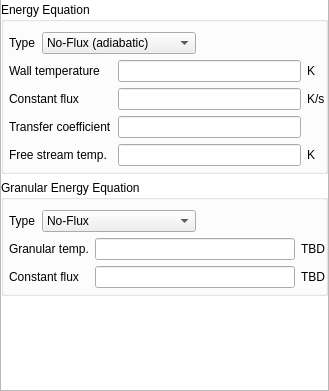
The window that mfixgui/uifiles/boundary_conditions.ui (truongd8593/mfix) describes before a commit, drawn with Qt 5; both pictures show x 0 to 329 and y 470 to 861 of the 329 by 861 pixel window.
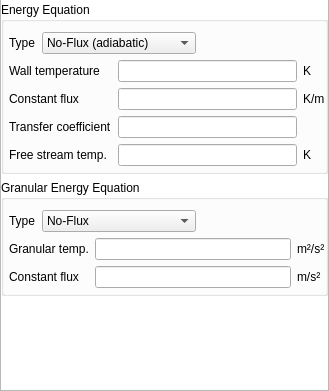
The same window after the commit. The open tabs and pages were chosen to show the change. Custom widgets are drawn as their Qt base class.

```diff
--- a/mfixgui/uifiles/boundary_conditions.ui
+++ b/mfixgui/uifiles/boundary_conditions.ui
@@ -1837,7 +1837,7 @@
                    <item row="2" column="2">
                     <widget class="QLabel" name="label_bc_c_t_s_units">
                      <property name="text">
-                      <string>K/s</string>
+                      <string>K/m</string>
                      </property>
                     </widget>
                    </item>
@@ -1965,14 +1965,14 @@
                    <item row="1" column="2">
                     <widget class="QLabel" name="label_bc_thetaw_m_units">
                      <property name="text">
-                      <string>TBD</string>
+                      <string>m²/s²</string>
                      </property>
                     </widget>
                    </item>
                    <item row="2" column="2">
                     <widget class="QLabel" name="label_bc_c_theta_m_units">
                      <property name="text">
-                      <string>TBD</string>
+                      <string>m/s²</string>
                      </property>
                     </widget>
                    </item>
```
Left out of the diff: 2 changed lines with no effect on the pictures.
